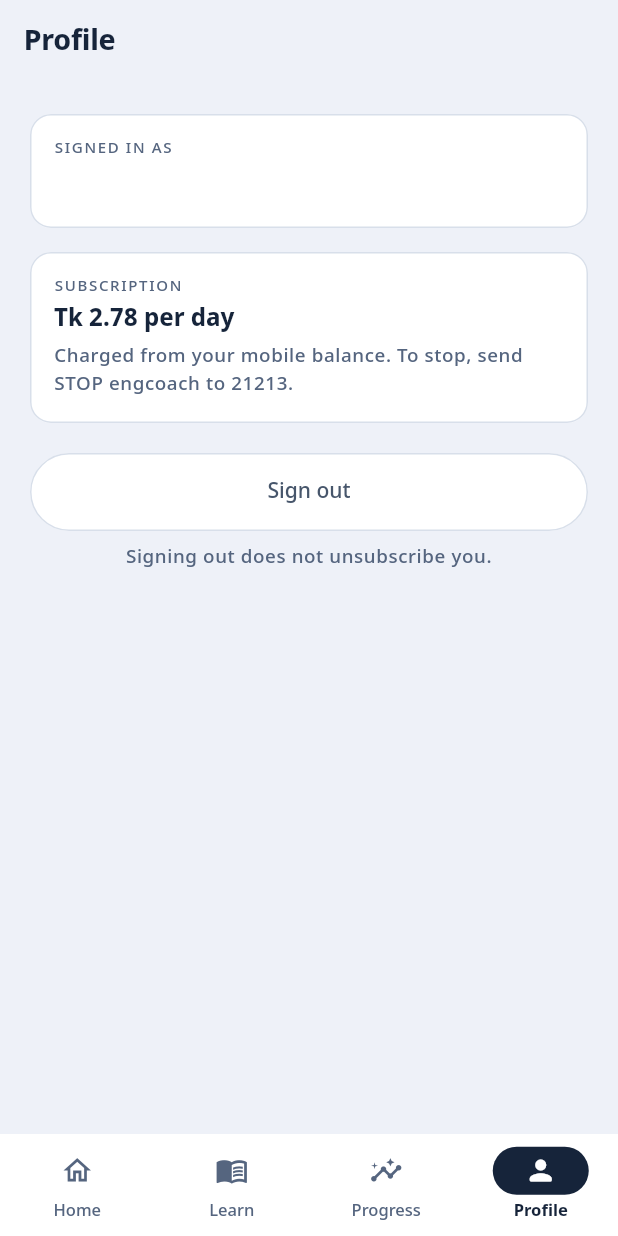
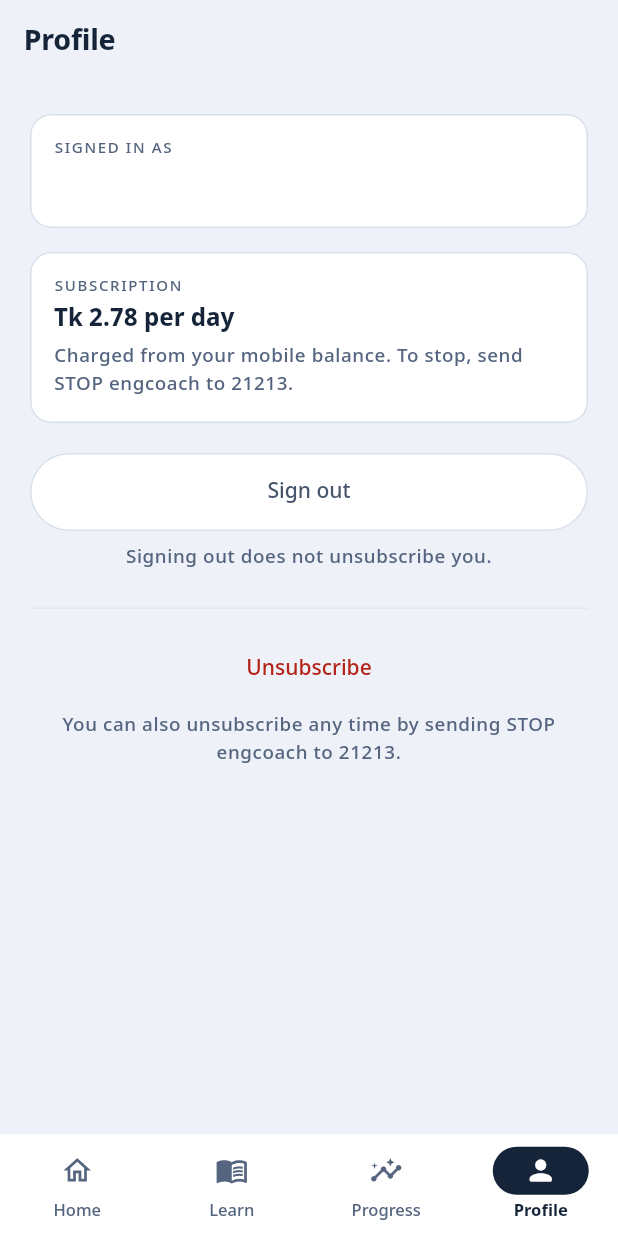
Before and after one commit to Tahmidul-Islam-Omi/EngCoach, a Flutter app: the ProfileScreen screen opened by its route, on a phone screen of 412 x 824 dp. Run offline on Flutter 3.47's test engine with Material 3 defaults, Android fonts, the phone set to English and light mode, and no system bars; our stand-ins replace cloud_firestore, firebase_auth, firebase_core, flutter_riverpod, go_router; accounts and stored records are empty; network calls fail.

Commit message:
feat(profile): let a learner unsubscribe from inside the app

```diff
--- a/lib/data/repositories/auth_repository.dart
+++ b/lib/data/repositories/auth_repository.dart
@@ -78,6 +78,13 @@ abstract interface class AuthRepository {
   /// cached: people unsubscribe by texting STOP to 21213, entirely outside
   /// the app.
   Future<bool> isSubscribed(String phone);
+
+  /// Ends the subscription and the daily charge.
+  ///
+  /// Access stops immediately — there is no paid period left to run out.
+  /// Throws [AuthFailure] if bdapps refused, so the caller never reports
+  /// success for a subscription that is still charging.
+  Future<void> unsubscribe(String phone);
 }
 
 /// Talks to the PHP endpoints on cPanel.
@@ -162,6 +169,25 @@ class BdappsAuthRepository implements AuthRepository {
     return status['isSubscribed'] == true;
   }
 
+  @override
+  Future<void> unsubscribe(String phone) async {
+    final result = await _post('unsubscribe.php', {'user_mobile': phone});
+
+    // bdapps answers UNREGISTERED for a number that was already off, which
+    // is the outcome asked for either way.
+    final done = result['success'] == true ||
+        (result['subscriptionStatus'] as String?)?.toUpperCase() ==
+            'UNREGISTERED';
+
+    if (!done) {
+      throw AuthFailure(
+        (result['statusDetail'] as String?) ??
+            (result['error'] as String?) ??
+            "Couldn't unsubscribe just now. Please try again.",
+      );
+    }
+  }
+
   /// bdapps reports failures inside a 200 body, so the wording comes from the
   /// payload rather than the status line.
   String _startFailure(Map<String, dynamic> body) {
--- a/lib/features/profile/view/profile_screen.dart
+++ b/lib/features/profile/view/profile_screen.dart
@@ -5,7 +5,9 @@ import 'package:go_router/go_router.dart';
 import '../../../app/router.dart';
 import '../../../app/theme/app_colors.dart';
 import '../../../app/theme/app_spacing.dart';
+import '../../../data/repositories/auth_repository.dart';
 import '../../../data/repositories/session_repository.dart';
+import '../../../data/repositories/subscription_provider.dart';
 
 /// Account and subscription.
 ///
@@ -131,7 +133,108 @@ class _SignedIn extends ConsumerWidget {
           style: text.bodySmall?.copyWith(color: AppColors.textSecondary),
           textAlign: TextAlign.center,
         ),
+        const SizedBox(height: AppSpacing.xxl),
+        const Divider(),
+        const SizedBox(height: AppSpacing.lg),
+        _UnsubscribeButton(phone: phone, text: text),
       ],
     );
   }
 }
+
+/// Ends the subscription, the charge and access — all at once.
+///
+/// Kept visually quiet and behind a confirmation: it costs money to undo
+/// (resubscribing charges again) and takes effect immediately. But it must be
+/// findable — someone who cannot cancel in the app will cancel by texting
+/// 21213 and remember EngCoach as the thing that was hard to leave.
+class _UnsubscribeButton extends ConsumerStatefulWidget {
+  const _UnsubscribeButton({required this.phone, required this.text});
+
+  final String phone;
+  final TextTheme text;
+
+  @override
+  ConsumerState<_UnsubscribeButton> createState() => _UnsubscribeButtonState();
+}
+
+class _UnsubscribeButtonState extends ConsumerState<_UnsubscribeButton> {
+  bool _busy = false;
+  String? _error;
+
+  Future<void> _confirmAndUnsubscribe() async {
+    final sure = await showDialog<bool>(
+      context: context,
+      builder: (context) => AlertDialog(
+        title: const Text('Unsubscribe from EngCoach?'),
+        content: const Text(
+          'The daily charge stops, and so does your access — straight away, '
+          'not at the end of the day. Your progress is kept, so subscribing '
+          'again picks up where you left off.',
+        ),
+        actions: [
+          TextButton(
+            onPressed: () => Navigator.of(context).pop(false),
+            child: const Text('Keep my subscription'),
+          ),
+          TextButton(
+            onPressed: () => Navigator.of(context).pop(true),
+            child: const Text('Unsubscribe'),
+          ),
+        ],
+      ),
+    );
+
+    if (sure != true || !mounted) return;
+
+    setState(() {
+      _busy = true;
+      _error = null;
+    });
+
+    try {
+      await ref.read(authRepositoryProvider).unsubscribe(widget.phone);
+      // Re-reads bdapps, which sends them through the gate to the
+      // subscription-ended screen. No navigation needed here.
+      ref.invalidate(subscriptionProvider);
+    } on AuthFailure catch (e) {
+      if (mounted) setState(() => _error = e.message);
+    } finally {
+      if (mounted) setState(() => _busy = false);
+    }
+  }
+
+  @override
+  Widget build(BuildContext context) {
+    return Column(
+      children: [
+        TextButton(
+          onPressed: _busy ? null : _confirmAndUnsubscribe,
+          style: TextButton.styleFrom(foregroundColor: AppColors.danger),
+          child: _busy
+              ? const SizedBox(
+                  width: 18,
+                  height: 18,
+                  child: CircularProgressIndicator(strokeWidth: 2),
+                )
+              : const Text('Unsubscribe'),
+        ),
+        if (_error != null) ...[
+          const SizedBox(height: AppSpacing.xs),
+          Text(
+            _error!,
+            style: widget.text.bodySmall?.copyWith(color: AppColors.danger),
+            textAlign: TextAlign.center,
+          ),
+        ],
+        const SizedBox(height: AppSpacing.xs),
+        Text(
+          'You can also unsubscribe any time by sending '
+          'STOP engcoach to 21213.',
+          style: widget.text.bodySmall,
+          textAlign: TextAlign.center,
+        ),
+      ],
+    );
+  }
+}
```
Also changed, not shown: 3 other files.
